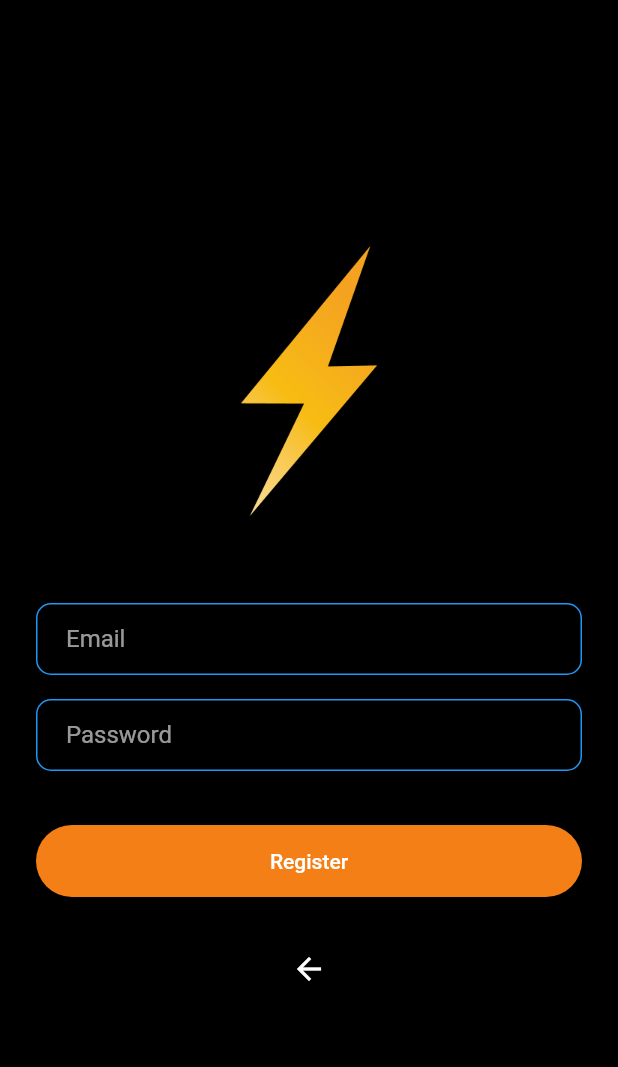
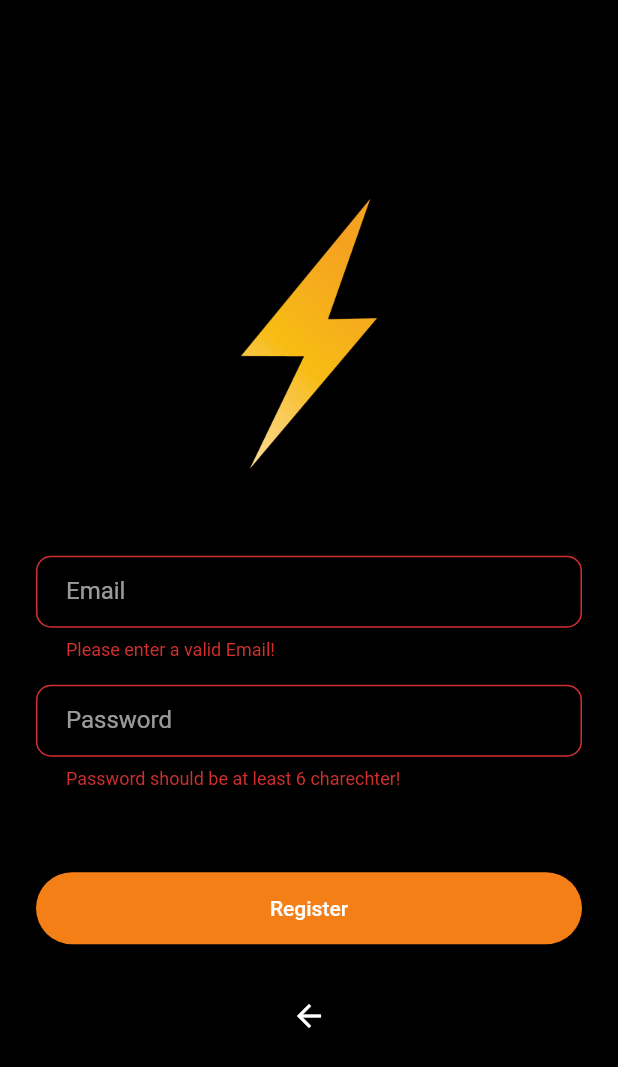
Before and after one commit to SodabehSherzad/flash_chat_starting, a Flutter app: the RegistrationScreen screen opened by its route, after a tap on "Register", on a phone screen of 412 x 824 dp. Shown: the top 1067 px of the screen. Run offline on Flutter 3.47's test engine with Material 2 defaults, Android fonts, the phone set to English and light mode, and no system bars; our stand-ins replace animated_text_kit, email_validator, firebase_auth, firebase_core; accounts and stored records are empty.

Commit message:
Registering Users with Firebase

```diff
--- a/lib/screens/login_screen.dart
+++ b/lib/screens/login_screen.dart
@@ -43,6 +43,7 @@ class _LoginScreenState extends State<LoginScreen> {
             TextFormField(
               decoration: kTextFieldDecoration.copyWith(hintText: "Enter your password", label: Text("Password")),
               autovalidateMode: AutovalidateMode.onUserInteraction,
+              obscureText: true,
               validator: (password) => password != null && password.length > 5 ? null : "Password should be at least 6 charechter!",
               onChanged: (value) {
                 //Do something with the user input
--- a/lib/screens/registration_screen.dart
+++ b/lib/screens/registration_screen.dart
@@ -1,4 +1,6 @@
 import 'package:email_validator/email_validator.dart';
+import 'package:firebase_auth/firebase_auth.dart';
+import 'package:flash_chat_starting/screens/chat_screen.dart';
 
 import '../components/rounded_button.dart';
 import '/constants.dart';
@@ -12,6 +14,12 @@ class RegistrationScreen extends StatefulWidget {
 }
 
 class _RegistrationScreenState extends State<RegistrationScreen> {
+  final TextEditingController _emailController = TextEditingController();
+  final TextEditingController _passwordController = TextEditingController();
+  final GlobalKey<FormState> _keyForm = GlobalKey<FormState>();
+  var auth = FirebaseAuth.instance;
+  String errorMessage = "";
+  // final _keyForm Gen = ;
   @override
   Widget build(BuildContext context) {
     return Scaffold(
@@ -29,34 +37,65 @@ class _RegistrationScreenState extends State<RegistrationScreen> {
             const SizedBox(
               height: 48.0,
             ),
+            Form(
+              key: _keyForm,
+              child: Column(
+                children: [
                   TextFormField(
-              decoration: kTextFieldDecoration.copyWith(hintText: "Enter your Email", label: Text("Email")),
+                    decoration: kTextFieldDecoration.copyWith(
+                        hintText: "Enter your Email", label: Text("Email")),
+                                            controller: _emailController,
+
                     autovalidateMode: AutovalidateMode.onUserInteraction,
-              validator: (email) => email != null && EmailValidator.validate(email )? null : "Please enter a valid Email!",
-              onChanged: (value) {
-                //Do something with the user input
-              },
+                    validator: (email) =>
+                        email != null && EmailValidator.validate(email)
+                            ? null
+                            : "Please enter a valid Email!",
                   ),
                   const SizedBox(
                     height: 16,
                   ),
                   TextFormField(
-              decoration: kTextFieldDecoration.copyWith(hintText: "Enter your password", label: Text("Password")),
+                    decoration: kTextFieldDecoration.copyWith(
+                        hintText: "Enter your password",
+                        label: Text("Password")),
+                        obscureText: true,
+                                            controller: _passwordController,
                     autovalidateMode: AutovalidateMode.onUserInteraction,
-              validator: (password) => password != null && password.length > 5 ? null : "Password should be at least 6 charechter!",
-              onChanged: (value) {
-                //Do something with the user input
-              },
+                    validator: (password) =>
+                        password != null && password.length > 5
+                            ? null
+                            : "Password should be at least 6 charechter!",
+                  ),
+                ],
+              ),
             ),
             const SizedBox(
               height: 24.0,
             ),
-            RoundedButton(color: kRegisterButtonColor, title: "Register", callback: () {}),
+            Text(errorMessage, textAlign: TextAlign.center, style: TextStyle(color: Colors.red, fontSize: 16),),
+            RoundedButton(
+                color: kRegisterButtonColor,
+                title: "Register",
+                callback: () {
+                  if(_keyForm.currentState!.validate()){
+                  try{
+                    auth.createUserWithEmailAndPassword(email: _emailController.text, password: _passwordController.text).then((value) {
+                      Navigator.pop(context);
+                      Navigator.pushNamed(context, ChatScreen.id);
+                    });
+                  }catch(e){
+                    setState(() {
+                      errorMessage = e.toString().split("] ")[1];
+                    });
+                  }
+                }
+                }),
             const SizedBox(height: 12),
             IconButton(
               icon: const Icon(Icons.arrow_back),
               onPressed: () {
-                Navigator.pop(context);
+
               },
             ),
           ],
--- a/pubspec.yaml
+++ b/pubspec.yaml
@@ -37,6 +37,7 @@ dependencies:
   animated_text_kit: ^4.2.2
   email_validator: ^2.1.17
   firebase_core: ^2.4.1
+  firebase_auth: ^4.2.5
 
 dev_dependencies:
   flutter_test:
```
Also changed, not shown: pubspec.lock, 1 other file. Lines whose indentation alone changed are shown as unchanged.
